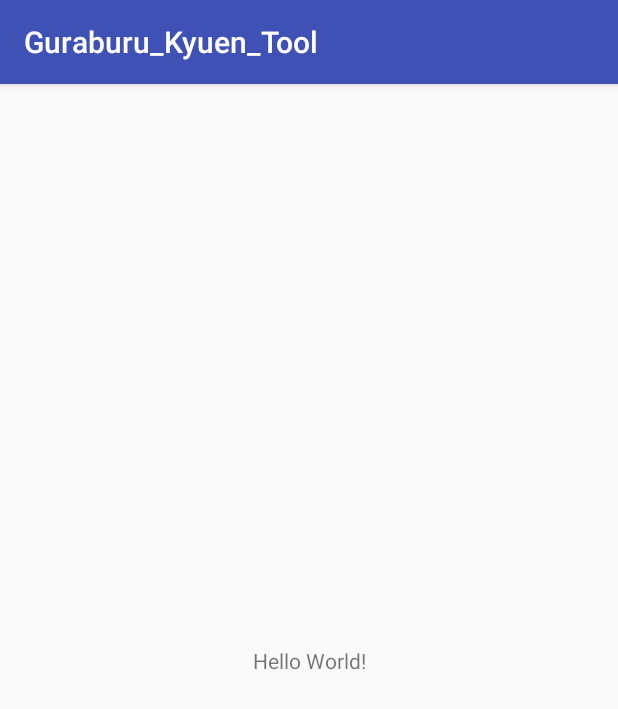
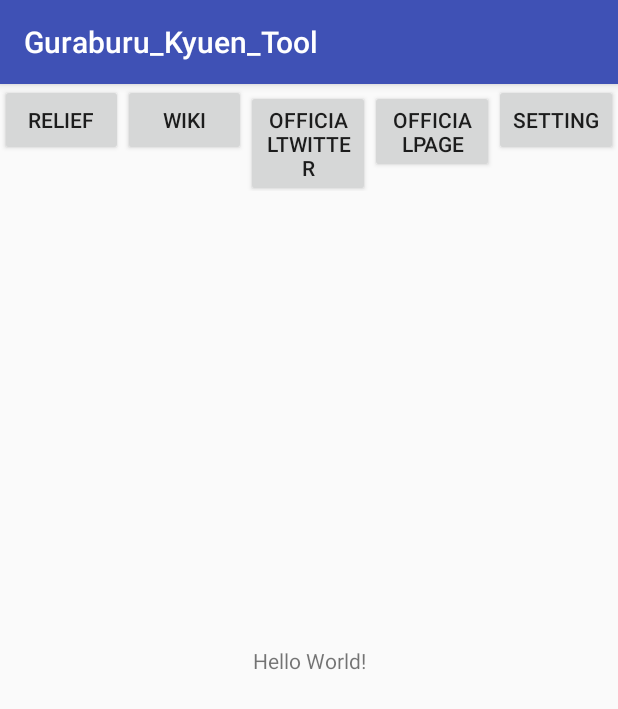
Before and after one commit to 19960824munakata/GuraburuKyuenTool, an Android app: the screen it shows after launch (MainActivity), on a phone screen of 412 x 824 dp. Shown: the top 709 px of the screen. Run offline under Robolectric (Android 15) with nearby library versions, the phone set to English and light mode, and no system bars; 2 statements that could not run were skipped.

Commit message:
ADD llayout sample

```diff
--- a/app/src/main/res/layout/activity_main.xml
+++ b/app/src/main/res/layout/activity_main.xml
@@ -6,6 +6,47 @@
     android:layout_width="match_parent"
     android:layout_height="match_parent"
     tools:context="Kure.guraburu_kyuen_tool.MainActivity">
+
+    <LinearLayout
+        android:layout_width="match_parent"
+        android:layout_height="wrap_content"
+        android:orientation="horizontal">
+        <Button
+            android:layout_width="0dp"
+            android:layout_height="wrap_content"
+            android:layout_weight="1"
+            android:id="@+id/reliefButton"
+            android:text="@string/relief"/>
+        <Button
+            android:layout_width="0dp"
+            android:layout_height="wrap_content"
+            android:layout_weight="1"
+            android:id="@+id/wikiButton"
+            android:text="@string/wiki"/>
+        <Button
+            android:layout_width="0dp"
+            android:layout_height="wrap_content"
+            android:layout_weight="1"
+            android:id="@+id/officialTwitterButton"
+            android:text="@string/officialTwtitter"/>
+        <Button
+            android:layout_width="0dp"
+            android:layout_height="wrap_content"
+            android:layout_weight="1"
+            android:id="@+id/officialPageButton"
+            android:text="@string/officialPage"/>
+        <Button
+            android:layout_width="0dp"
+            android:layout_height="wrap_content"
+            android:layout_weight="1"
+            android:id="@+id/settingButton"
+            android:text="@string/setting"/>
+    </LinearLayout>
+
+    <android.support.v4.view.ViewPager
+        android:layout_width="match_parent"
+        android:layout_height="match_parent"
+        android:id="@+id/pager"/>
 
     <TextView
         android:id="@+id/sample_text"
```
